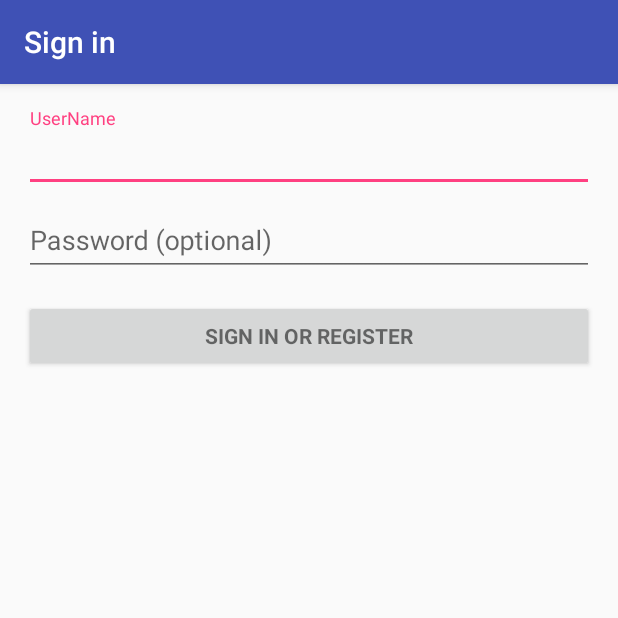
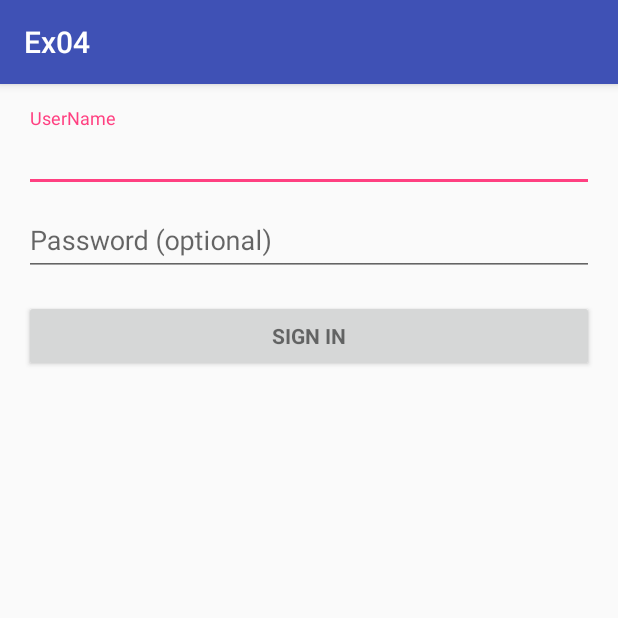
Before and after one commit to Galit1321/Android, an Android app: the screen it shows after launch (LoginActivity), on a phone screen of 412 x 824 dp, the top half of it. Run offline under Robolectric (Android 15) with nearby library versions, the phone set to English and light mode, and no system bars.

Commit message:
style and hide action bar

```diff
--- a/app/src/main/AndroidManifest.xml
+++ b/app/src/main/AndroidManifest.xml
@@ -16,14 +16,14 @@
         <activity android:name=".MainActivity">
             <intent-filter>
                 <action android:name="android.intent.action.MAIN" />
-
                 <category android:name="android.intent.category.LAUNCHER" />
             </intent-filter>
         </activity>
         <activity android:name=".ExplanationActivity" />
         <activity
             android:name=".LoginActivity"
-            android:label="@string/title_activity_login"></activity>
+            android:label="@string/app_name"
+            ></activity>
     </application>
 
 </manifest>
--- a/app/src/main/java/com/example/revit/atry/MainActivity.java
+++ b/app/src/main/java/com/example/revit/atry/MainActivity.java
@@ -1,21 +1,13 @@
 package com.example.revit.atry;
 
 import android.content.Intent;
-import android.graphics.Color;
+
 import android.os.Bundle;
 
 import android.os.Handler;
 import android.os.Message;
 import android.support.v7.app.AppCompatActivity;
-import android.support.v7.widget.Toolbar;
-import android.view.View;
-import android.view.Menu;
-import android.view.MenuItem;
-import android.view.animation.Animation;
-import android.view.animation.AnimationUtils;
-import android.widget.TextSwitcher;
-import android.widget.TextView;
-import android.widget.ViewSwitcher;
+
 
 public class MainActivity extends AppCompatActivity {
 
@@ -24,20 +16,16 @@ public class MainActivity extends AppCompatActivity {
     @Override
     protected void onCreate(Bundle savedInstanceState) {
         super.onCreate(savedInstanceState);
-
+      getSupportActionBar().hide();
         setContentView(R.layout.activity_main);//go to layout file and bring me activitymain file
         Handler h = new Handler(){
             @Override
             public void handleMessage(Message msg) {
-
                 Intent i=new Intent(MainActivity.this,LoginActivity.class);//move to the explition window
                 startActivity(i);
             }
         };
-
         h.sendEmptyMessageDelayed(0, 5000); // wait  seconds and move to next page
-
-
     }
 
 
--- a/app/src/main/res/layout/activity_login.xml
+++ b/app/src/main/res/layout/activity_login.xml
@@ -4,6 +4,8 @@
     android:layout_height="match_parent"
     android:gravity="center_horizontal"
     android:orientation="vertical"
+    android:layout_gravity="center"
+    android:textAlignment="center"
     android:paddingBottom="@dimen/activity_vertical_margin"
     android:paddingLeft="@dimen/activity_horizontal_margin"
     android:paddingRight="@dimen/activity_horizontal_margin"
--- a/app/src/main/res/layout/activity_main.xml
+++ b/app/src/main/res/layout/activity_main.xml
@@ -1,9 +1,8 @@
 <?xml version="1.0" encoding="utf-8"?>
 <RelativeLayout xmlns:android="http://schemas.android.com/apk/res/android"
-
     android:layout_width="match_parent"
+    android:padding="@dimen/activity_horizontal_margin"
     android:layout_height="match_parent"
-    android:padding="@dimen/activity_horizontal_margin"
     android:background="@drawable/splah_bg">
 
     <ImageView
--- a/app/src/main/res/values/strings.xml
+++ b/app/src/main/res/values/strings.xml
@@ -1,5 +1,5 @@
 <resources>
-    <string name="app_name">try</string>
+    <string name="app_name">Ex04</string>
     <string name="title_activity_login">Sign in</string>
 
     <!--String of Main activity-->
@@ -12,7 +12,8 @@
     <!-- Strings related to login -->
     <string name="prompt_username">UserName</string>
     <string name="prompt_password">Password (optional)</string>
-    <string name="action_sign_in">Sign in or register</string>
+    <string name="action_sign_in">Sign in</string>
+    <string name="register" >register</string>
     <string name="action_sign_in_short">Sign in</string>
     <string name="error_invalid_username">This username is invalid</string>
     <string name="error_invalid_password">This password is too short</string>
```
Also changed, not shown: app/src/main/res/drawable/button.xml (added, +13 -0 lines), 1 other file.
